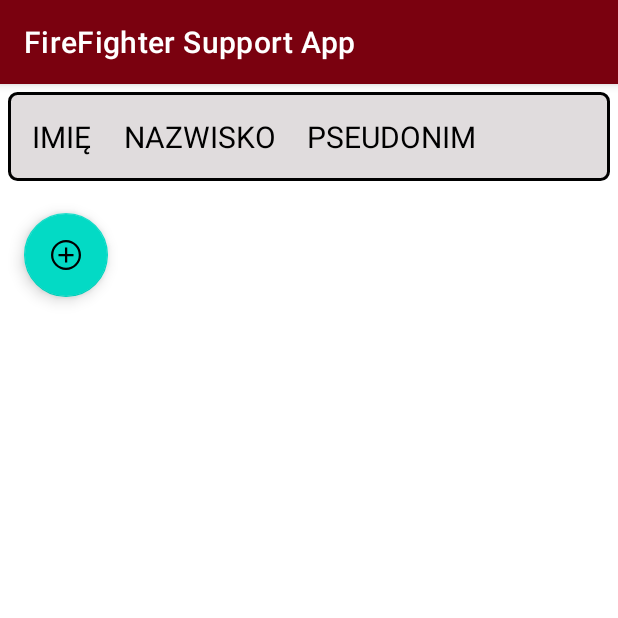
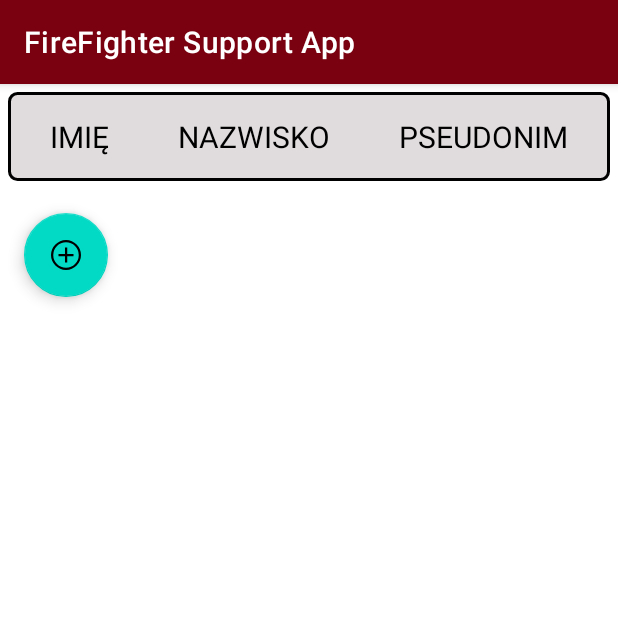
Before and after one commit to BartoszDolata/FirefighterSupportApp, an Android app: the DatabaseActivity screen opened directly, with no data from a screen before it, on a phone screen of 412 x 824 dp, the top half of it. Run offline under Robolectric (Android 15) with nearby library versions, the phone set to English and light mode, and no system bars.

Commit message:
Database layout fixed

```diff
--- a/app/src/main/res/layout/activity_database.xml
+++ b/app/src/main/res/layout/activity_database.xml
@@ -1,9 +1,10 @@
 <?xml version="1.0" encoding="utf-8"?>
-<ScrollView
-    xmlns:android="http://schemas.android.com/apk/res/android"
+<androidx.constraintlayout.widget.ConstraintLayout xmlns:android="http://schemas.android.com/apk/res/android"
+    xmlns:app="http://schemas.android.com/apk/res-auto"
     xmlns:tools="http://schemas.android.com/tools"
     android:layout_width="match_parent"
-    android:layout_height="wrap_content">
+    android:layout_height="match_parent"
+    tools:context=".DatabaseActivity">
 
     <LinearLayout
         android:layout_width="match_parent"
@@ -11,56 +12,58 @@
         android:orientation="vertical">
 
         <TableLayout
+            android:id="@+id/table"
             android:layout_width="match_parent"
             android:layout_height="wrap_content"
+            android:layout_margin="5dp"
+            android:background="@drawable/border"
             android:orientation="vertical"
-            android:layout_margin="5dp"
             android:padding="5dp"
-            android:textSize="18dp"
-            android:layout_marginEnd="0dp"
-            android:paddingEnd="0dp"
-            android:id="@+id/table"
-            android:background="@drawable/border"
-            tools:ignore="MissingConstraints">
+            android:textSize="18sp"
+            app:layout_constraintTop_toTopOf="parent"
+            tools:ignore="MissingConstraints"
+            tools:layout_editor_absoluteX="5dp">
 
             <TableRow
                 android:layout_width="match_parent"
-                android:layout_height="wrap_content">
+                android:layout_height="match_parent">
 
                 <TextView
                     android:id="@+id/textView"
                     android:layout_width="match_parent"
                     android:layout_height="match_parent"
-                android:textSize="20dp"
-                android:textColor="@color/black"
                     android:layout_margin="5dp"
                     android:padding="5dp"
-                android:gravity="right"
-                android:text="@string/name"/>
+                    android:layout_weight="1"
+                    android:text="@string/name"
+                    android:textColor="@color/black"
+                    android:textSize="20sp"
+                    android:textAlignment="center"/>
 
                 <TextView
                     android:id="@+id/textView2"
                     android:layout_width="match_parent"
                     android:layout_height="match_parent"
-                android:textSize="20dp"
-                android:textColor="@color/black"
                     android:layout_margin="5dp"
                     android:padding="5dp"
-                android:gravity="center_horizontal"
-                android:text="@string/surname" />
+                    android:layout_weight="1"
+                    android:text="@string/surname"
+                    android:textColor="@color/black"
+                    android:textSize="20sp"
+                    android:textAlignment="center"/>
 
                 <TextView
                     android:id="@+id/textView3"
                     android:layout_width="match_parent"
                     android:layout_height="match_parent"
-                android:textSize="20dp"
+                    android:layout_margin="5dp"
+                    android:layout_marginEnd="0dp"
+                    android:padding="5dp"
+                    android:layout_weight="1"
+                    android:text="@string/nick"
                     android:textColor="@color/black"
-                android:layout_margin="5dp"
-                android:padding="5dp"
-                android:layout_marginEnd="0dp"
-                android:paddingEnd="0dp"
-                android:gravity="left"
-                android:text="@string/nick"/>
+                    android:textSize="20sp"
+                    android:textAlignment="center"/>
 
             </TableRow>
 
@@ -78,4 +81,4 @@
 
     </LinearLayout>
 
-</ScrollView>
+</androidx.constraintlayout.widget.ConstraintLayout>
```
Lines whose indentation alone changed are shown as unchanged.
